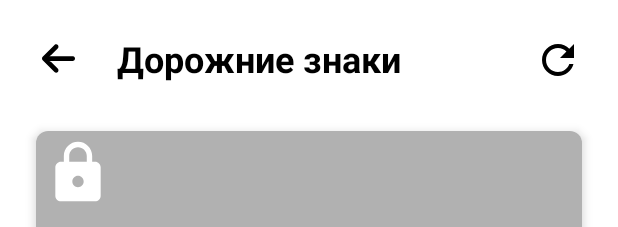
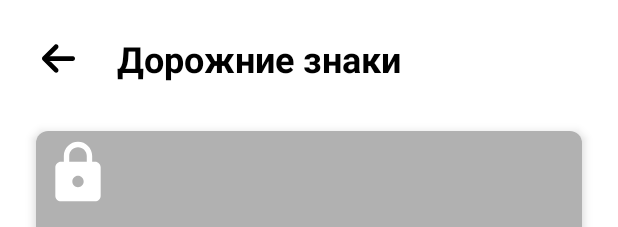
Before and after one commit to Mish9Keveyan/Drive_Smart, an Android app: the layout activity_traffic_signs.xml on its own in the app's theme, with its tools: preview values and no code run, on a phone screen of 412 x 824 dp. Shown: the top 227 px of the screen. Run offline under Robolectric (Android 15) with nearby library versions, the light colour scheme and no system bars.

Commit message:
Bug fixing

```diff
--- a/app/src/main/java/com/example/learntodrive/Questions.java
+++ b/app/src/main/java/com/example/learntodrive/Questions.java
@@ -47,7 +47,7 @@ public class Questions {
             {"Можно при условии, если обгоняемое транспортное средство движется со скоростью менее 30 км/ч.","Нельзя.","Можно во всех случаях с соблюдением правил обгона."},
             {"Дорога с односторонним движением, на которой разрешено движение только грузовых автомобилей.","Рекомендуемое направление движения для грузовых автомобилей.","Полосу, предназначенную для движения только грузовых автомобилей."},
             {"Разрешается, если полоса расположена у правого края проезжей части, и если она не отделена от остальной проезжей части сплошной линией разметки.","Запрещается.","Разрешается."},
-            {"Конец дополнительной полосы на подъеме или полосы разгона.","Дорогу, не имеющую сквозного проезда.","Направление движения к объекту в населенном пункте."},
+            {"Конец дополнительной полосы на подъеме или полосы разгона.","Дорога, не имеющую сквозного проезда.","Направление движения к объекту в населенном пункте."},
             {"Место, где дорога выходит на набережную или берег.","Участок дороги с водной преградой, на котором имеется разводной мост.","Участок дороги с водной преградой, не имеющий моста или паромной переправы."},
             {"Механическим транспортным средствам.","Всем транспортным средствам.","Автомобилям и мотоциклам."},
             {"Пересечение равнозначных дорог","Пересечение с круговым движением","Светофорное регулирование"}
@@ -73,7 +73,7 @@ public class Questions {
             "Можно во всех случаях с соблюдением правил обгона.",
             "Рекомендуемое направление движения для грузовых автомобилей.",
             "Разрешается, если полоса расположена у правого края проезжей части, и если она не отделена от остальной проезжей части сплошной линией разметки.",
-            "Дорогу, не имеющую сквозного проезда.",
+            "Дорога, не имеющую сквозного проезда.",
             "Место, где дорога выходит на набережную или берег.",
             "Автомобилям и мотоциклам.",
             "Пересечение равнозначных дорог"
--- a/app/src/main/java/com/example/learntodrive/TestOptionActivity.java
+++ b/app/src/main/java/com/example/learntodrive/TestOptionActivity.java
@@ -113,9 +113,11 @@ public class TestOptionActivity extends AppCompatActivity {
             }
         });
 
+
         findViewById(R.id.imageViewQuizOption).setOnClickListener(new View.OnClickListener() {
             @Override
             public void onClick(View view) {
+                startActivity(new Intent(TestOptionActivity.this,MainActivity.class));
                 finish();
             }
         });
--- a/app/src/main/res/drawable/refresh_icon.xml
+++ /dev/null
@@ -1,5 +0,0 @@
-<vector android:height="30dp" android:tint="#000000"
-    android:viewportHeight="24" android:viewportWidth="24"
-    android:width="30dp" xmlns:android="http://schemas.android.com/apk/res/android">
-    <path android:fillColor="@android:color/white" android:pathData="M17.65,6.35C16.2,4.9 14.21,4 12,4c-4.42,0 -7.99,3.58 -7.99,8s3.57,8 7.99,8c3.73,0 6.84,-2.55 7.73,-6h-2.08c-0.82,2.33 -3.04,4 -5.65,4 -3.31,0 -6,-2.69 -6,-6s2.69,-6 6,-6c1.66,0 3.14,0.69 4.22,1.78L13,11h7V4l-2.35,2.35z"/>
-</vector>
--- a/app/src/main/res/layout/activity_traffic_signs.xml
+++ b/app/src/main/res/layout/activity_traffic_signs.xml
@@ -17,18 +17,7 @@
         app:layout_constraintTop_toTopOf="parent"
         app:srcCompat="@drawable/arrow"
         app:tint="@color/black" />
-    <ImageView
-        android:id="@+id/refreshIcon"
-        android:layout_width="40dp"
-        android:layout_height="40dp"
-        android:layout_marginEnd="20dp"
-        android:layout_marginTop="20dp"
-        android:background="?selectableItemBackgroundBorderless"
-        android:padding="4dp"
-        app:layout_constraintEnd_toEndOf="parent"
-        app:layout_constraintTop_toTopOf="parent"
-        app:srcCompat="@drawable/refresh_icon"
-        app:tint="@color/black" />
+
     <TextView
         android:id="@+id/textView"
         android:layout_width="wrap_content"
```
Also changed, not shown: app/src/main/java/com/example/learntodrive/Signs/ResultActivity1.java (+5 -3 lines), app/src/main/java/com/example/learntodrive/Signs/TrafficSignsActivity.java (+1 -6 lines).
